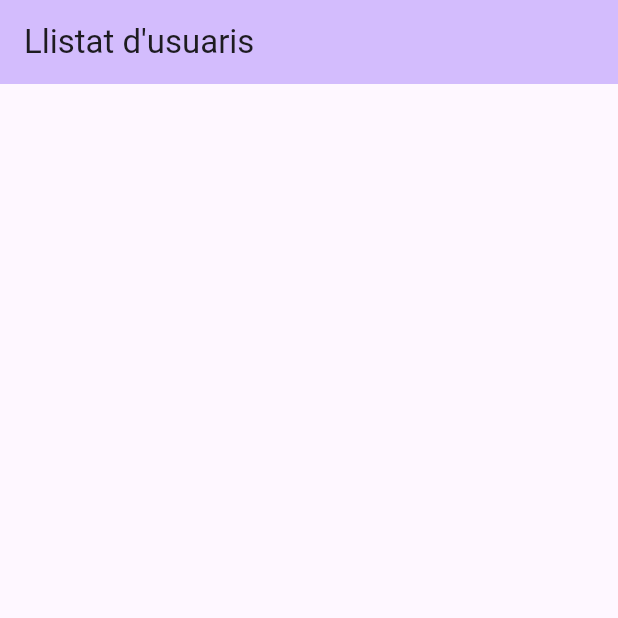
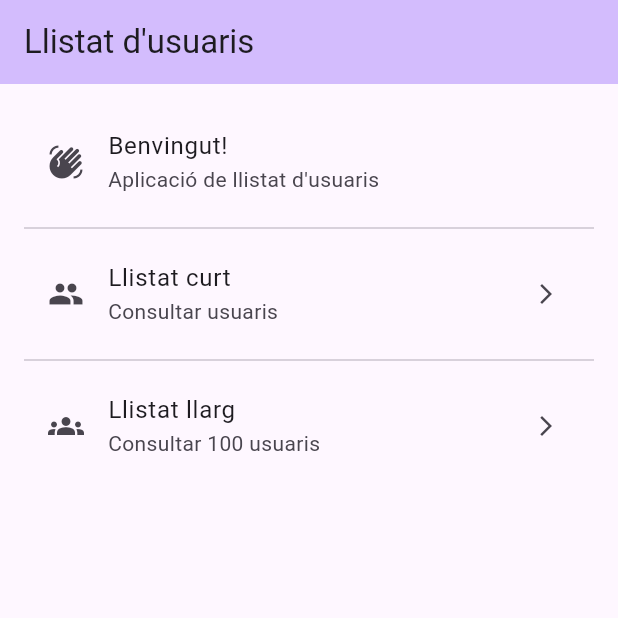
Before and after one commit to joesca04/espinoza_flutter_p2, a Flutter app: the screen it shows after launch, on a phone screen of 412 x 824 dp, the top half of it. Run offline on Flutter 3.47's test engine with Material 3 defaults, Android fonts, the phone set to English and light mode, and no system bars.

Commit message:
Pantalla principal
Creamos la base de nuestra pantalla principal.

```diff
--- a/lib/main.dart
+++ b/lib/main.dart
@@ -27,11 +27,34 @@ class MyHomePage extends StatelessWidget {
   Widget build(BuildContext context) {
     return Scaffold(
       appBar: AppBar(
+        title: const Text('Llistat d\'usuaris'),
         backgroundColor: Theme.of(context).colorScheme.inversePrimary,
-        title: const Text('Llistat d\'usuaris'),
       ),
-      body: const Center(
-        child: Text(''),
+      body: ListView(
+        padding: const EdgeInsets.all(16.0),
+        children: [
+          const ListTile(
+            leading: Icon(Icons.waving_hand),
+            title: Text('Benvingut!'),
+            subtitle: Text('Aplicació de llistat d\'usuaris'),
+          ),
+          const Divider(),
+          ListTile(
+            leading: const Icon(Icons.people),
+            title: const Text('Llistat curt'),
+            subtitle: const Text('Consultar usuaris'),
+            trailing: const Icon(Icons.arrow_forward_ios, size: 16),
+            onTap: () {},
+          ),
+          const Divider(),
+          ListTile(
+            leading: const Icon(Icons.groups),
+            title: const Text('Llistat llarg'),
+            subtitle: const Text('Consultar 100 usuaris'),
+            trailing: const Icon(Icons.arrow_forward_ios, size: 16),
+            onTap: () {},
+          ),
+        ],
       ),
     );
   }
```
